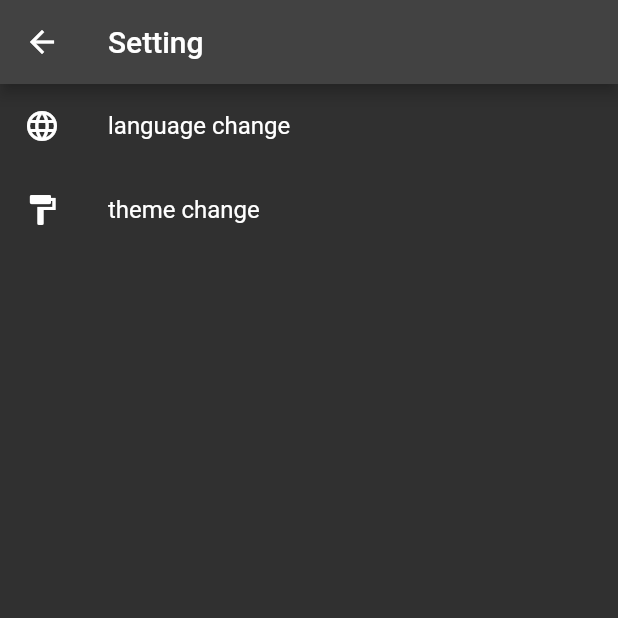
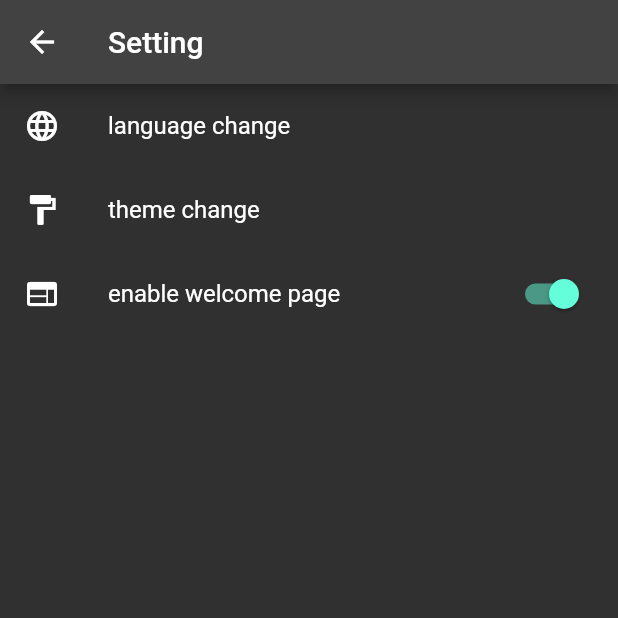
Before and after one commit to wuyue92tree/flutter_sample, a Flutter app: the screen it shows after launch, after a tap on the "settings" icon, on a phone screen of 412 x 824 dp, the top half of it. Run offline on Flutter 3.47's test engine with Material 2 defaults, Android fonts, the light colour scheme and no system bars; our stand-ins replace get, shared_preferences.

Commit message:
add enableWelcomePage switch

```diff
--- a/lib/common/constants/storage_constants.dart
+++ b/lib/common/constants/storage_constants.dart
@@ -1,4 +1,5 @@
 class StorageConstants {
   static final language = "language";
   static final theme = "theme";
+  static final enableWelcomePage = "enableWelcomePage";
 }
--- a/lib/common/local_translations.dart
+++ b/lib/common/local_translations.dart
@@ -22,6 +22,7 @@ class LocalTranslations extends Translations {
           'sensors': '传感器',
           'Sensors': '传感器',
           'Sample for sensors': '传感器示例',
+          'enable welcome page': '启用欢迎页面',
         },
       };
 }
--- a/lib/common/utils/storage_utils.dart
+++ b/lib/common/utils/storage_utils.dart
@@ -1,4 +1,5 @@
 import 'package:flutter_sample/common/constants/constants.dart';
+import 'package:flutter_sample/common/constants/storage_constants.dart';
 import 'package:get/get.dart';
 import 'package:shared_preferences/shared_preferences.dart';
 
@@ -20,4 +21,13 @@ class StorageUtils {
   saveTheme(String theme) {
     return storage.setString(StorageConstants.theme, theme);
   }
+
+  bool? getEnableWelcomePage() {
+    return storage.getBool(StorageConstants.enableWelcomePage);
+  }
+
+  setEnableWelcomePage(bool enableWelcomePage) {
+    return storage.setBool(
+        StorageConstants.enableWelcomePage, enableWelcomePage);
+  }
 }
--- a/lib/main.dart
+++ b/lib/main.dart
@@ -1,6 +1,7 @@
 import 'package:flutter/material.dart';
 import 'package:flutter_sample/common/local_translations.dart';
 import 'package:flutter_sample/routes/app_pages.dart';
+import 'package:flutter_sample/routes/app_routes.dart';
 import 'package:get/get.dart';
 import 'package:flutter_sample/di.dart';
 
@@ -19,7 +20,7 @@ class MyApp extends StatelessWidget {
   @override
   Widget build(BuildContext context) {
     return GetMaterialApp(
-      initialRoute: AppPages.initialRoute,
+      initialRoute: getInitialRoute(),
       getPages: AppPages.routes,
       unknownRoute: AppPages.unknownRoute,
 
@@ -54,4 +55,17 @@ class MyApp extends StatelessWidget {
     }
     return ThemeData.dark();
   }
+
+  String getInitialRoute() {
+    // add judge
+    // if enableWelcomePage is true: to /welcome
+    // else: to /home
+    bool? enableWelcomePage = StorageUtils().getEnableWelcomePage();
+    if (enableWelcomePage != null) {
+      if (enableWelcomePage == false) {
+        return AppRoutes.home;
+      }
+    }
+    return AppRoutes.welcome;
+  }
 }
--- a/lib/pages/setting/setting_controller.dart
+++ b/lib/pages/setting/setting_controller.dart
@@ -1,5 +1,18 @@
+import 'package:flutter_sample/common/utils/storage_utils.dart';
 import 'package:get/get.dart';
 
 class SettingController extends GetxController {
+  RxBool enableWelcomePage = true.obs;
 
+  @override
+  void onReady() {
+    super.onReady();
+    if (StorageUtils().getEnableWelcomePage() != null) {
+      enableWelcomePage.value = StorageUtils().getEnableWelcomePage()!;
+    }
+  }
+
+  void welcomePageSwitchOnChanged() {
+    StorageUtils().setEnableWelcomePage(enableWelcomePage.value);
+  }
 }
--- a/lib/pages/setting/setting_page.dart
+++ b/lib/pages/setting/setting_page.dart
@@ -13,7 +13,8 @@ class SettingPage extends StatelessWidget {
       appBar: AppBar(
         title: Text('Setting'.tr),
       ),
-      body: ListView(
+      body: Obx(() {
+        return ListView(
           children: [
             ListTile(
               title: Text("language change".tr),
@@ -29,8 +30,20 @@ class SettingPage extends StatelessWidget {
                 Get.toNamed(AppRoutes.themeChange),
               },
             ),
+            ListTile(
+              title: Text('enable welcome page'.tr),
+              leading: Icon(Icons.web),
+              trailing: Switch(
+                value: controller.enableWelcomePage.value,
+                onChanged: (value) => {
+                  controller.enableWelcomePage.value = value,
+                  controller.welcomePageSwitchOnChanged()
+                },
+              ),
+            )
           ],
-      ),
+        );
+      }),
     );
   }
 }
```
Lines whose indentation alone changed are shown as unchanged.
